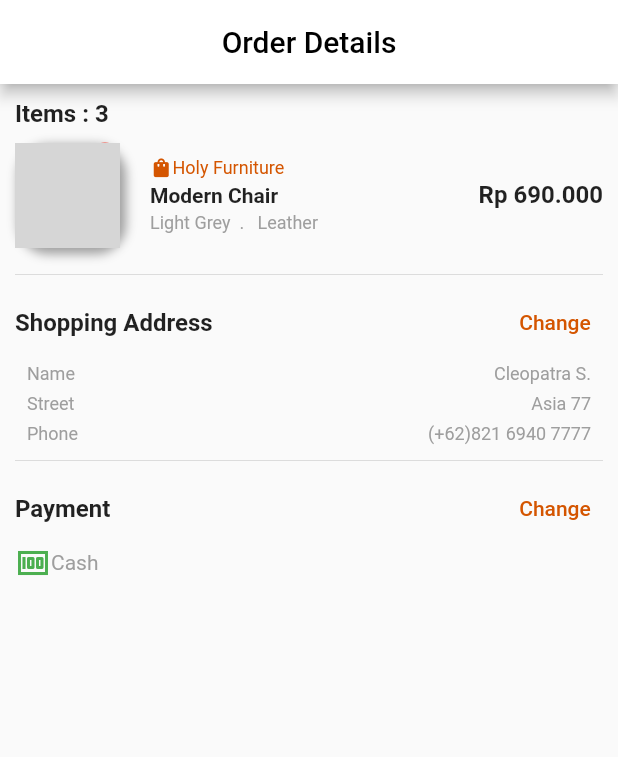
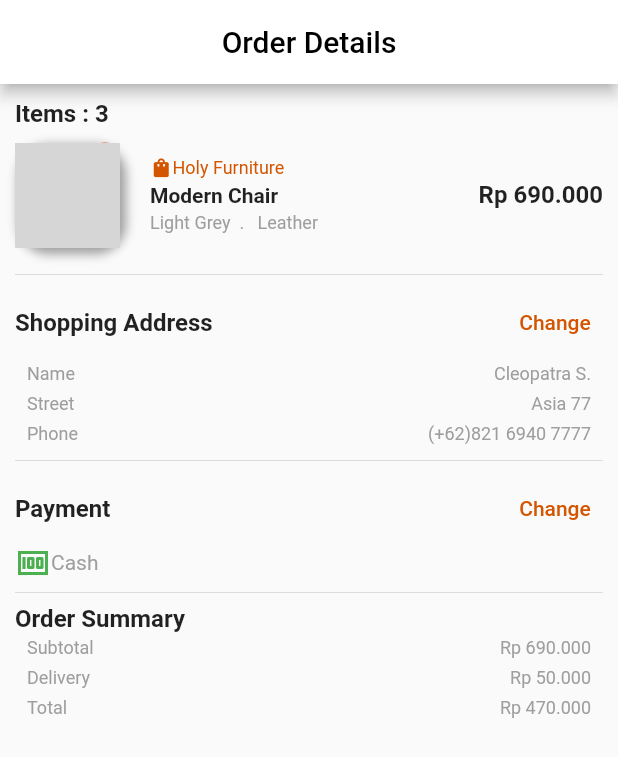
Before and after one commit to famuh/Travel-App, a Flutter app: the screen it shows after launch, on a phone screen of 412 x 824 dp. Shown: the top 757 px of the screen. Run offline on Flutter 3.47's test engine with Material 2 defaults, Android fonts, the phone set to English and light mode, and no system bars; our stand-ins replace google_fonts, smooth_page_indicator; missing offline and left inert: dart:html; network calls fail; grey boxes are pictures that could not be loaded.

Commit message:
Locature | Sekmen 4

```diff
--- a/lib/Locature/order_details_screen.dart
+++ b/lib/Locature/order_details_screen.dart
@@ -132,14 +132,17 @@ class _orderDetailsScreenState extends State<orderDetailsScreen> {
                     mainAxisAlignment: MainAxisAlignment.spaceBetween,
                     children: [
                       titleString(titleText: 'Shopping Address'),
-                      TextButton(onPressed: () {}, child: orangeText(tittleText: 'Change'))
+                      TextButton(
+                          onPressed: () {},
+                          child: orangeText(tittleText: 'Change'))
                     ],
                   ),
                   Column(
                     children: [
                       dataString(tittleData: 'Name', textData: 'Cleopatra S.'),
                       dataString(tittleData: 'Street', textData: 'Asia 77'),
-                      dataString(tittleData: 'Phone', textData: '(+62)821 6940 7777'),
+                      dataString(
+                          tittleData: 'Phone', textData: '(+62)821 6940 7777'),
                     ],
                   )
                 ],
@@ -151,9 +154,37 @@ class _orderDetailsScreenState extends State<orderDetailsScreen> {
                 children: [
                   Row(
                     mainAxisAlignment: MainAxisAlignment.spaceBetween,
-                    children: [titleString(titleText: 'Payment'), TextButton(onPressed: (){}, child: orangeText(tittleText: 'Change'))],),
-Row(children: [Icon(Icons.money, color: Colors.green,),
-Text('Cash', style: TextStyle(color: Colors.grey),)],)
+                    children: [
+                      titleString(titleText: 'Payment'),
+                      TextButton(
+                          onPressed: () {},
+                          child: orangeText(tittleText: 'Change'))
+                    ],
+                  ),
+                  Row(
+                    children: [
+                      Icon(
+                        Icons.money,
+                        color: Colors.green,
+                      ),
+                      Text(
+                        'Cash',
+                        style: TextStyle(color: Colors.grey),
+                      )
+                    ],
+                  )
+                ],
+              ),
+              Divider(),
+
+              //Order Summary
+              Column(
+                crossAxisAlignment: CrossAxisAlignment.start,
+                children: [
+                  titleString(titleText: 'Order Summary'),
+                  dataString(tittleData: 'Subtotal', textData: 'Rp 690.000'),
+                  dataString(tittleData: 'Delivery', textData: 'Rp 50.000'),
+                  dataString(tittleData: 'Total', textData: 'Rp 470.000'),
                 ],
               )
             ],
```
